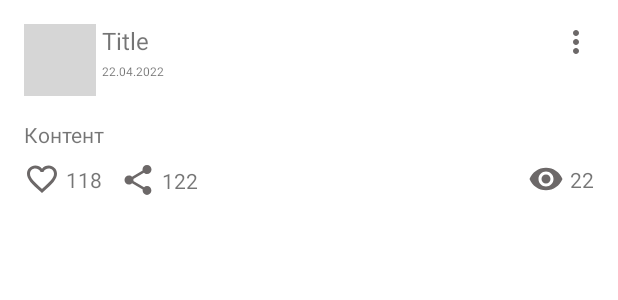
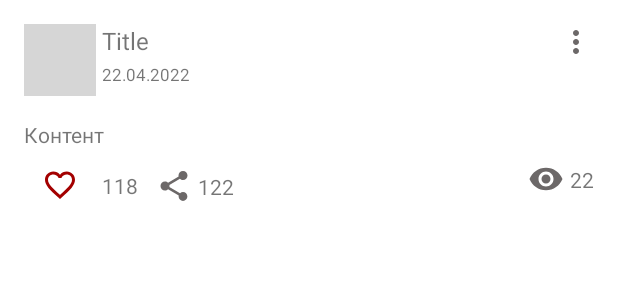
Before and after one commit to gogi1704/NMedia_HomeWorkAndroid, an Android app: the layout list_item_layout.xml on its own in the app's theme, with its tools: preview values and no code run, on a phone screen of 412 x 824 dp. Shown: the top 300 px of the screen. Run offline under Robolectric (Android 15) with nearby library versions, the phone set to English and light mode, and no system bars; grey boxes are pictures that could not be loaded.

Commit message:
Material error

```diff
--- a/app/build.gradle
+++ b/app/build.gradle
@@ -46,6 +46,7 @@ dependencies {
     implementation("androidx.activity:activity-ktx:$activity_version")
     implementation("androidx.recyclerview:recyclerview:1.2.1")
 
+    implementation 'com.google.android.material:material:1.6.1'
     implementation 'androidx.core:core-ktx:1.8.0'
     implementation 'androidx.appcompat:appcompat:1.4.2'
     implementation 'com.google.android.material:material:1.6.1'
--- a/app/src/main/java/com/example/nmedia/adapter/PostsAdapter.kt
+++ b/app/src/main/java/com/example/nmedia/adapter/PostsAdapter.kt
@@ -49,10 +49,9 @@ class PostsAdapter(
                 textLikesCount.text = post.showCounts(post.likes)
                 textShareCount.text = post.showCounts(post.shares)
                 textShowsCount.text = post.showCounts(post.shows)
-                if (post.isLiked) imageLike.setImageResource(R.drawable.ic_like_true_24)
-                else imageLike.setImageResource(R.drawable.ic_like_false_24)
+                checkBoxLike.isChecked = post.isLiked
 
-                imageLike.setOnClickListener {
+                checkBoxLike.setOnClickListener {
                     listener.like(post)
                 }
 
--- /dev/null
+++ b/app/src/main/res/color/like_checkbox_tint.xml
@@ -0,0 +1,5 @@
+<?xml version="1.0" encoding="utf-8"?>
+<selector xmlns:android="http://schemas.android.com/apk/res/android">
+<item android:color="@color/like_red" android:state_checked="true"/>
+<item android:color="?attr/colorControlNormal"/>
+</selector>
--- /dev/null
+++ b/app/src/main/res/drawable/ic_like24.xml
@@ -0,0 +1,10 @@
+<?xml version="1.0" encoding="utf-8"?>
+<selector xmlns:android="http://schemas.android.com/apk/res/android">
+    <item
+        android:drawable="@drawable/ic_like_true_24"
+        android:state_checked="true" />
+
+    <item android:drawable="@drawable/ic_like_false_24"
+        android:state_checked="false"/>
+
+</selector>
--- a/app/src/main/res/layout/list_item_layout.xml
+++ b/app/src/main/res/layout/list_item_layout.xml
@@ -1,9 +1,9 @@
 <?xml version="1.0" encoding="utf-8"?>
 <androidx.constraintlayout.widget.ConstraintLayout xmlns:android="http://schemas.android.com/apk/res/android"
+    xmlns:app="http://schemas.android.com/apk/res-auto"
+    xmlns:tools="http://schemas.android.com/tools"
     android:layout_width="match_parent"
-    android:layout_height="wrap_content"
-    xmlns:app="http://schemas.android.com/apk/res-auto"
-    xmlns:tools="http://schemas.android.com/tools">
+    android:layout_height="wrap_content">
 
     <ImageView
         android:id="@+id/imageView_icon"
@@ -37,7 +37,7 @@
         android:layout_height="wrap_content"
         android:layout_marginStart="4dp"
         android:layout_marginTop="4dp"
-        android:textSize="8sp"
+        android:textSize="11sp"
         app:layout_constraintStart_toEndOf="@+id/imageView_icon"
         app:layout_constraintTop_toBottomOf="@+id/text_title"
         tools:text="22.04.2022" />
@@ -75,24 +75,25 @@
         app:barrierDirection="bottom"
         app:constraint_referenced_ids="text_content" />
 
-    <ImageView
-        android:id="@+id/image_like"
-        android:layout_width="24dp"
-        android:layout_height="24dp"
-        android:layout_marginTop="8dp"
+    <CheckBox
+        android:id="@+id/checkBox_like"
+        android:layout_width="wrap_content"
+        android:checkable="true"
+        style="@style/Widget.AppTheme.likeCheckBox"
+        android:layout_height="wrap_content"
+        android:button="@drawable/ic_like24"
         app:layout_constraintStart_toStartOf="@+id/text_content"
-        app:layout_constraintTop_toBottomOf="@+id/barrier_content"
-        app:srcCompat="@drawable/ic_like_false_24" />
+        app:layout_constraintTop_toBottomOf="@+id/barrier_content" />
 
     <TextView
         android:id="@+id/text_likes_count"
         android:layout_width="wrap_content"
         android:layout_height="wrap_content"
         android:layout_marginStart="4dp"
-        tools:text="118"
-        app:layout_constraintBottom_toBottomOf="@+id/image_like"
-        app:layout_constraintStart_toEndOf="@+id/image_like"
-        app:layout_constraintTop_toTopOf="@+id/image_like" />
+        app:layout_constraintBottom_toBottomOf="@+id/checkBox_like"
+        app:layout_constraintStart_toEndOf="@+id/checkBox_like"
+        app:layout_constraintTop_toTopOf="@+id/checkBox_like"
+        tools:text="118" />
 
     <ImageView
         android:id="@+id/image_share"
@@ -109,10 +110,10 @@
         android:layout_width="wrap_content"
         android:layout_height="wrap_content"
         android:layout_marginStart="4dp"
-        tools:text="122"
         app:layout_constraintBottom_toBottomOf="@+id/image_share"
         app:layout_constraintStart_toEndOf="@+id/image_share"
-        app:layout_constraintTop_toTopOf="@+id/image_share" />
+        app:layout_constraintTop_toTopOf="@+id/image_share"
+        tools:text="122" />
 
     <ImageView
         android:id="@+id/image_shows"
@@ -129,8 +130,8 @@
         android:layout_width="wrap_content"
         android:layout_height="wrap_content"
         android:layout_marginTop="8dp"
-        tools:text="22"
         app:layout_constraintBottom_toBottomOf="@+id/image_shows"
         app:layout_constraintEnd_toEndOf="@id/imageView_more"
-        app:layout_constraintTop_toBottomOf="@id/barrier_content" />
+        app:layout_constraintTop_toBottomOf="@id/barrier_content"
+        tools:text="22" />
 </androidx.constraintlayout.widget.ConstraintLayout>
--- a/app/src/main/res/values-night/themes.xml
+++ b/app/src/main/res/values-night/themes.xml
@@ -1,16 +1,16 @@
 <resources xmlns:tools="http://schemas.android.com/tools">
     <!-- Base application theme. -->
-    <style name="Theme.NMedia" parent="Theme.MaterialComponents.DayNight.NoActionBar">
+    <style name="Theme.NMedia" parent="Theme.MaterialComponents.DayNight.DarkActionBar">
         <!-- Primary brand color. -->
-        <item name="colorPrimary">@color/purple_200</item>
-        <item name="colorPrimaryVariant">@color/purple_700</item>
-        <item name="colorOnPrimary">@color/black</item>
+        <item name="colorPrimary">@color/brown_500</item>
+        <item name="colorPrimaryVariant">@color/brown_300</item>
+        <item name="colorOnPrimary">@color/brown_700</item>
         <!-- Secondary brand color. -->
-        <item name="colorSecondary">@color/teal_200</item>
-        <item name="colorSecondaryVariant">@color/teal_200</item>
-        <item name="colorOnSecondary">@color/black</item>
+        <item name="colorSecondary">@color/light_brown_300</item>
+        <item name="colorSecondaryVariant">@color/light_brown_500</item>
+        <item name="colorOnSecondary">@color/light_brown_700</item>
         <!-- Status bar color. -->
-        <item name="android:statusBarColor" tools:targetApi="l">?attr/colorPrimaryVariant</item>
+        <item name="android:statusBarColor" tools:targetApi="23">?attr/colorPrimaryVariant</item>
         <!-- Customize your theme here. -->
     </style>
 </resources>
--- a/app/src/main/res/values/colors.xml
+++ b/app/src/main/res/values/colors.xml
@@ -1,10 +1,24 @@
 <?xml version="1.0" encoding="utf-8"?>
 <resources>
-    <color name="purple_200">#FFBB86FC</color>
-    <color name="purple_500">#FF6200EE</color>
-    <color name="purple_700">#FF3700B3</color>
-    <color name="teal_200">#FF03DAC5</color>
-    <color name="teal_700">#FF018786</color>
-    <color name="black">#FF000000</color>
+    //colors day
+    <color name="brown_500">#4e342e</color>
+    <color name="brown_300">#7b5e57</color>
+    <color name="brown_700">#260e04</color>
+    <color name="light_brown_500">#bcaaa4</color>
+    <color name="light_brown_300">#efdcd5</color>
+    <color name="light_brown_700">#8c7b75</color>
     <color name="white">#FFFFFFFF</color>
+
+    //colors night
+
+    <color name="green_500">#2e7d32</color>
+    <color name="green_300">#60ad5e</color>
+    <color name="green_700">#005005</color>
+    <color name="light_green_500">#8bc34a</color>
+    <color name="light_green_300">#bef67a</color>
+    <color name="light_green_700">#5a9216</color>
+    <color name="black">#000a12</color>
+
+    <color name="like_red">#a30000</color>
+
 </resources>
--- /dev/null
+++ b/app/src/main/res/values/styles.xml
@@ -0,0 +1,9 @@
+<?xml version="1.0" encoding="utf-8"?>
+<resources>
+
+    <style name="Widget.AppTheme.likeCheckBox" parent="Widget.MaterialComponents.CompoundButton.CheckBox">
+
+        <item name="buttonTint">@color/like_red</item>
+    </style>
+
+</resources>
--- a/app/src/main/res/values/themes.xml
+++ b/app/src/main/res/values/themes.xml
@@ -1,16 +1,16 @@
 <resources xmlns:tools="http://schemas.android.com/tools">
     <!-- Base application theme. -->
-    <style name="Theme.NMedia" parent="Theme.MaterialComponents.DayNight.NoActionBar">
+    <style name="Theme.NMedia" parent="Theme.MaterialComponents.DayNight.DarkActionBar">
         <!-- Primary brand color. -->
-        <item name="colorPrimary">@color/purple_500</item>
-        <item name="colorPrimaryVariant">@color/purple_700</item>
+        <item name="colorPrimary">@color/green_500</item>
+        <item name="colorPrimaryVariant">@color/green_700</item>
         <item name="colorOnPrimary">@color/white</item>
         <!-- Secondary brand color. -->
-        <item name="colorSecondary">@color/teal_200</item>
-        <item name="colorSecondaryVariant">@color/teal_700</item>
+        <item name="colorSecondary">@color/light_green_300</item>
+        <item name="colorSecondaryVariant">@color/light_green_700</item>
         <item name="colorOnSecondary">@color/black</item>
         <!-- Status bar color. -->
-        <item name="android:statusBarColor" tools:targetApi="l">?attr/colorPrimaryVariant</item>
+        <item name="android:statusBarColor" >?attr/colorPrimaryVariant</item>
         <!-- Customize your theme here. -->
     </style>
 </resources>
```
